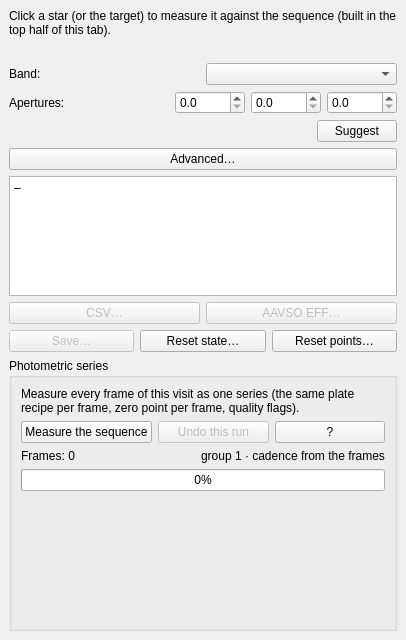
The window that nightscribe/gui/ui/ufe_measure_tab.ui (irydeo/nightscribe) describes before a commit, drawn with Qt 5.
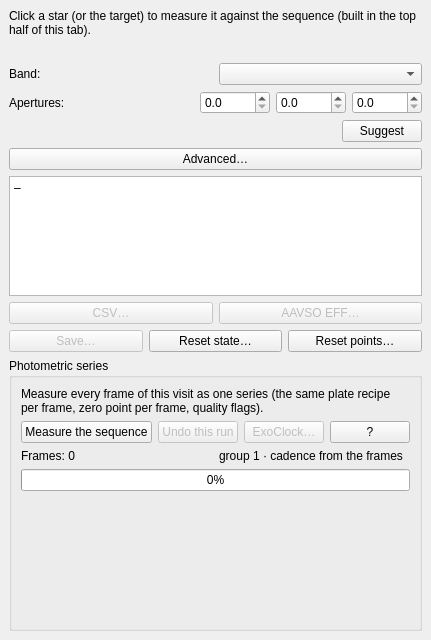
The same window after the commit.

Commit message: exoclock: manual submission export and project outcome (phase 8)

Patch:
```diff
--- a/nightscribe/gui/ui/ufe_measure_tab.ui
+++ b/nightscribe/gui/ui/ufe_measure_tab.ui
@@ -313,6 +313,19 @@
           </property>
          </widget>
         </item>
+        <item>
+         <widget class="QPushButton" name="btn_series_exoclock">
+          <property name="enabled">
+           <bool>false</bool>
+          </property>
+          <property name="toolTip">
+           <string>Prepare the ExoClock submission (three-column JD_UTC/flux file + ExoClock_info.txt), open the upload page and record the reported outcome</string>
+          </property>
+          <property name="text">
+           <string>ExoClock…</string>
+          </property>
+         </widget>
+        </item>
         <item>
          <widget class="QPushButton" name="btn_series_help">
           <property name="toolTip">
```
The commit also changes 12 other files.
